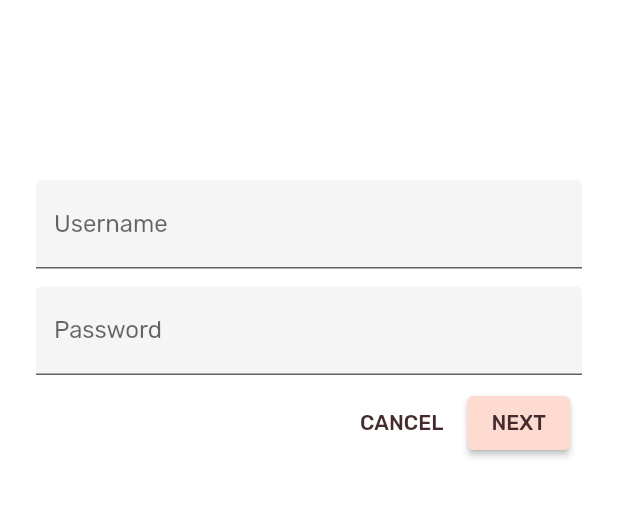
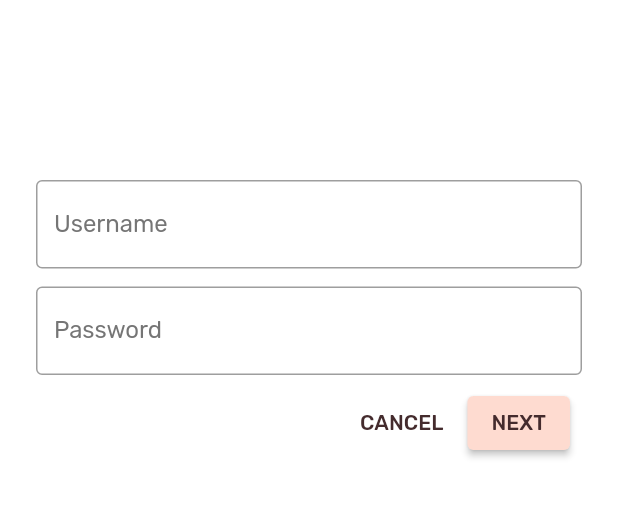
Before and after one commit to vincenterc/flutter-shrine, a Flutter app: the screen it shows after launch, on a phone screen of 412 x 824 dp, the part 237-755 px from its top. Run offline on Flutter 3.47's test engine with Material 2 defaults, Android fonts, the phone set to English and light mode, and no system bars.

Commit message:
Modify styles of two text fields in login page

```diff
--- a/lib/login.dart
+++ b/lib/login.dart
@@ -8,6 +8,20 @@
 class _LoginPageState extends State<LoginPage> {
   final _usernameController = TextEditingController();
   final _passwordController = TextEditingController();
+  final _unfocusedColor = Colors.grey[600];
+  final _usernameFocusNode = FocusNode();
+  final _passwordFocusNode = FocusNode();
+
+  @override
+  void initState() {
+    super.initState();
+    _usernameFocusNode.addListener(() {
+      setState(() {});
+    });
+    _passwordFocusNode.addListener(() {
+      setState(() {});
+    });
+  }
 
   @override
   Widget build(BuildContext context) {
@@ -31,17 +45,27 @@
             TextField(
               controller: _usernameController,
               decoration: InputDecoration(
-                filled: true,
                 labelText: 'Username',
+                labelStyle: TextStyle(
+                  color: _usernameFocusNode.hasFocus
+                      ? Theme.of(context).accentColor
+                      : _unfocusedColor,
+                ),
               ),
+              focusNode: _usernameFocusNode,
             ),
             SizedBox(height: 12.0),
             TextField(
               controller: _passwordController,
               decoration: InputDecoration(
-                filled: true,
                 labelText: 'Password',
+                labelStyle: TextStyle(
+                  color: _passwordFocusNode.hasFocus
+                      ? Theme.of(context).accentColor
+                      : _unfocusedColor,
+                ),
               ),
+              focusNode: _passwordFocusNode,
               obscureText: true,
             ),
             ButtonBar(
```
Also changed, not shown: lib/app.dart (+9 -0 lines).
